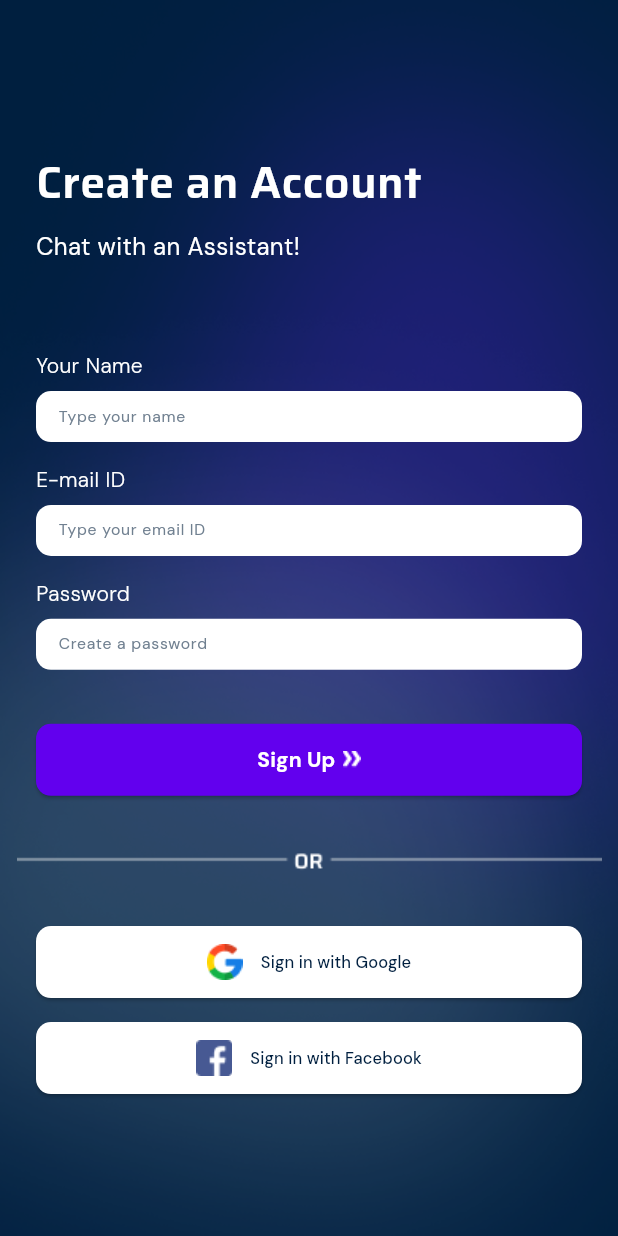
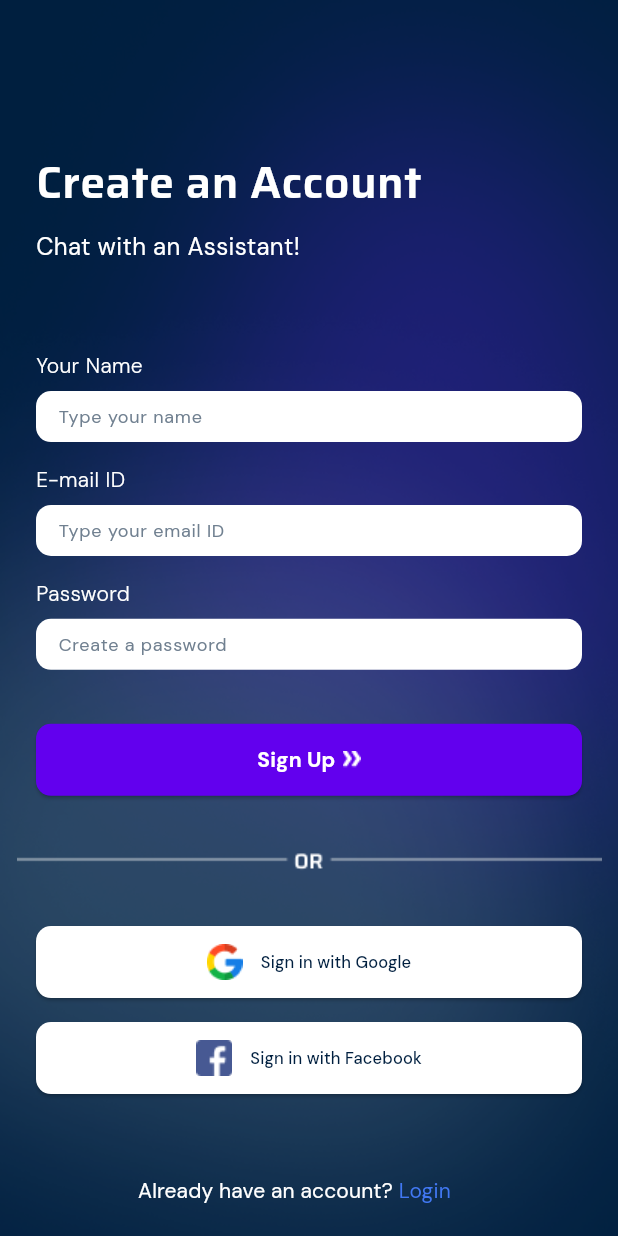
Before and after one commit to perfectionist7/True-Partner-App, a Flutter app: the screen it shows after launch, after a tap on an icon or button, on a phone screen of 412 x 824 dp. Run offline on Flutter 3.47's test engine with Material 3 defaults, Android fonts, the phone set to English and light mode, and no system bars; our stand-ins replace get, google_fonts, velocity_x.

Commit message:
changes in ui/ux

```diff
--- a/lib/home_screen.dart
+++ b/lib/home_screen.dart
@@ -29,6 +29,7 @@ class _HomeScreenState extends State<HomeScreen> {
               mainAxisAlignment: MainAxisAlignment.start,
               children: [
                 IconButton(
+                    color: Colors.white,
                     onPressed: () {
                       Get.back();
                     },
--- a/lib/login_screen.dart
+++ b/lib/login_screen.dart
@@ -93,14 +93,14 @@ class _LoginScreenState extends State<LoginScreen> {
                   decoration: InputDecoration(
                     hintText: 'Type your email ID',
                     hintStyle: GoogleFonts.dmSans(
-                      fontSize: 0.0127551020408163 * screenHeight,
+                      fontSize: 12,
                       fontWeight: FontWeight.w400,
                       color: Color(0xff708090),
                     ),
                     contentPadding: EdgeInsets.only(
                         left: 0.0360416666666667 * screenWidth,
                         right: 0.0260416666666667 * screenWidth,
-                        bottom: 0.0216836734693878 * screenHeight),
+                        bottom: 0.0166836734693878 * screenHeight),
                     border: InputBorder.none,
                   ),
                 ),
@@ -131,7 +131,7 @@ class _LoginScreenState extends State<LoginScreen> {
                 child: TextField(
                   obscureText: true,
                   style: GoogleFonts.dmSans(
-                    fontSize: 0.0153061224489796 * screenHeight,
+                    fontSize: 12,
                     fontWeight: FontWeight.w300,
                     color: Colors.black,
                   ),
@@ -148,7 +148,7 @@ class _LoginScreenState extends State<LoginScreen> {
                     contentPadding: EdgeInsets.only(
                         left: 0.0360416666666667 * screenWidth,
                         right: 0.0260416666666667 * screenWidth,
-                        bottom: 0.0156836734693878 * screenHeight),
+                        bottom: 0.0166836734693878 * screenHeight),
                     border: InputBorder.none,
                   ),
                 ),
--- a/lib/signup_screen.dart
+++ b/lib/signup_screen.dart
@@ -2,6 +2,7 @@ import 'package:flutter/material.dart';
 import 'package:get/get.dart';
 import 'package:google_fonts/google_fonts.dart';
 import 'package:velocity_x/velocity_x.dart';
+import 'login_screen.dart';
 
 class SignUpScreen extends StatefulWidget {
   const SignUpScreen({super.key});
@@ -75,7 +76,7 @@ class _SignUpScreenState extends State<SignUpScreen> {
                 margin: EdgeInsets.only(top: 8, left: 24, right: 24),
                 child: TextField(
                   style: GoogleFonts.dmSans(
-                    fontSize: 0.0153061224489796 * screenHeight,
+                    fontSize: 12,
                     fontWeight: FontWeight.w300,
                     color: Colors.black,
                   ),
@@ -85,14 +86,14 @@ class _SignUpScreenState extends State<SignUpScreen> {
                   decoration: InputDecoration(
                     hintText: 'Type your name',
                     hintStyle: GoogleFonts.dmSans(
-                      fontSize: 0.0127551020408163 * screenHeight,
+                      fontSize: 12,
                       fontWeight: FontWeight.w400,
                       color: Color(0xff708090),
                     ),
                     contentPadding: EdgeInsets.only(
                         left: 0.0360416666666667 * screenWidth,
                         right: 0.0260416666666667 * screenWidth,
-                        bottom: 0.0216836734693878 * screenHeight),
+                        bottom: 0.0166836734693878 * screenHeight),
                     border: InputBorder.none,
                   ),
                 ),
@@ -132,14 +133,14 @@ class _SignUpScreenState extends State<SignUpScreen> {
                   decoration: InputDecoration(
                     hintText: 'Type your email ID',
                     hintStyle: GoogleFonts.dmSans(
-                      fontSize: 0.0127551020408163 * screenHeight,
+                      fontSize: 12,
                       fontWeight: FontWeight.w400,
                       color: Color(0xff708090),
                     ),
                     contentPadding: EdgeInsets.only(
                         left: 0.0360416666666667 * screenWidth,
                         right: 0.0260416666666667 * screenWidth,
-                        bottom: 0.0216836734693878 * screenHeight),
+                        bottom: 0.0166836734693878 * screenHeight),
                     border: InputBorder.none,
                   ),
                 ),
@@ -180,14 +181,14 @@ class _SignUpScreenState extends State<SignUpScreen> {
                   decoration: InputDecoration(
                     hintText: 'Create a password',
                     hintStyle: GoogleFonts.dmSans(
-                      fontSize: 0.0127551020408163 * screenHeight,
+                      fontSize: 12,
                       fontWeight: FontWeight.w400,
                       color: Color(0xff708090),
                     ),
                     contentPadding: EdgeInsets.only(
                         left: 0.0360416666666667 * screenWidth,
                         right: 0.0260416666666667 * screenWidth,
-                        bottom: 0.0216836734693878 * screenHeight),
+                        bottom: 0.0166836734693878 * screenHeight),
                     border: InputBorder.none,
                   ),
                 ),
@@ -287,14 +288,14 @@ class _SignUpScreenState extends State<SignUpScreen> {
                 ),
               ),
               Container(
-                margin: EdgeInsets.fromLTRB(100, 90, 70, 0),
+                margin: EdgeInsets.fromLTRB(80, 40, 70, 0),
                 child: TextButton(
                   onPressed: () {
-                    // Navigator.push(
-                    //   context,
-                    //   MaterialPageRoute(
-                    //       builder: (context) => const SignUpScreen()),
-                    // );
+                    Navigator.push(
+                      context,
+                      MaterialPageRoute(
+                          builder: (context) => const LoginScreen()),
+                    );
                     // _passwordcontroller.clear();
                     // _controller.clear();
                   },
```
Also changed, not shown: lib/controllers/chat_controller.dart (+6 -1 lines).
